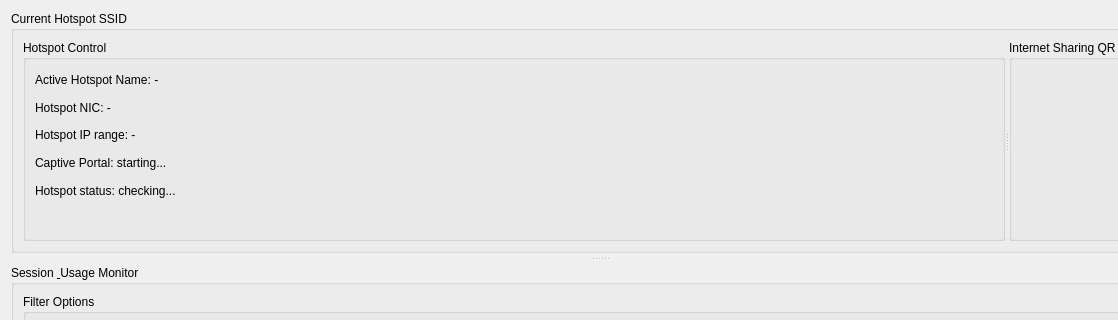
Before: the Qt Designer form PrintShopApp/src/LinkShare/ui/linkshare_layout.ui in wizardcori/print_shop, drawn with Qt 5; both pictures show x 0 to 1118 and y 0 to 320 of the 1200 by 800 pixel window.
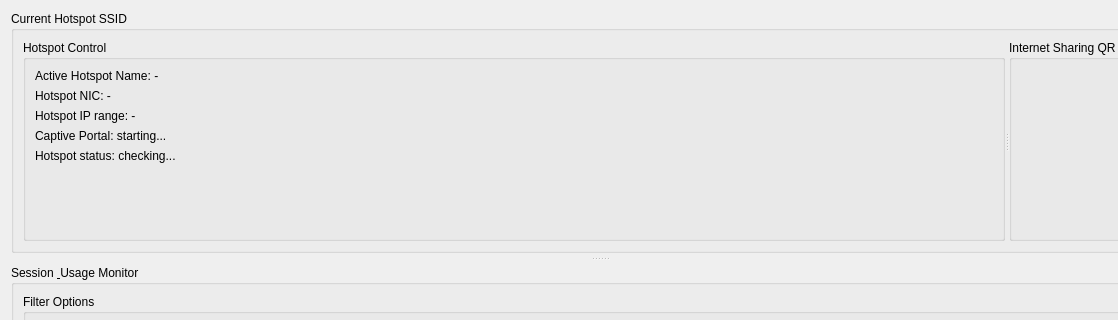
After: the same form once the commit is applied. Custom widgets are drawn as their Qt base class.

Patch:
```diff
--- a/PrintShopApp/src/LinkShare/ui/linkshare_layout.ui
+++ b/PrintShopApp/src/LinkShare/ui/linkshare_layout.ui
@@ -87,6 +87,12 @@
            </item>
            <item>
             <widget class="QLabel" name="hotspot_image_label">
+            <property name="sizePolicy">
+            <sizepolicy hsizetype="Expanding" vsizetype="Expanding">
+            <horstretch>0</horstretch>
+            <verstretch>0</verstretch>
+            </sizepolicy>
+            </property>
              <property name="alignment">
               <set>Qt::AlignCenter</set>
              </property>
```
Lines whose indentation alone changed are shown as unchanged.
